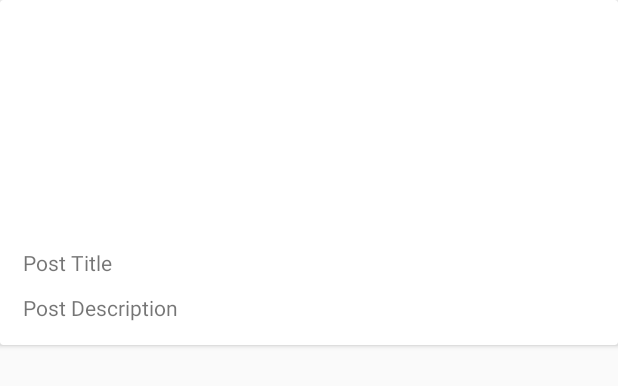
After one commit to drwitteck/Test, an Android app: the layout card_item.xml on its own in the app's theme, with its tools: preview values and no code run, on a phone screen of 412 x 824 dp. The commit adds this screen. Shown: the top 386 px of the screen. Run offline under Robolectric (Android 15) with nearby library versions, the phone set to English and light mode, and no system bars.

Commit message:
Created layouts for the report feed and card items.

```diff
--- a/app/build.gradle
+++ b/app/build.gradle
@@ -19,7 +19,7 @@ android {
 }
 
 dependencies {
-    implementation fileTree(dir: 'libs', include: ['*.jar'])
+    implementation fileTree(include: ['*.jar'], dir: 'libs')
     implementation 'com.android.support:appcompat-v7:26.1.0'
     implementation 'com.android.support.constraint:constraint-layout:1.0.2'
     implementation 'com.google.firebase:firebase-database:11.0.4'
@@ -28,6 +28,8 @@ dependencies {
     testImplementation 'junit:junit:4.12'
     androidTestImplementation 'com.android.support.test:runner:1.0.1'
     androidTestImplementation 'com.android.support.test.espresso:espresso-core:3.0.1'
+    implementation 'com.android.support:recyclerview-v7:27.0.1'
+    implementation 'com.android.support:cardview-v7:27.0.1'
 }
 
 
--- /dev/null
+++ b/app/src/main/res/layout/card_item.xml
@@ -0,0 +1,34 @@
+<?xml version="1.0" encoding="utf-8"?>
+<android.support.v7.widget.CardView
+    xmlns:android="http://schemas.android.com/apk/res/android"
+
+    android:layout_width="match_parent"
+    android:layout_height="wrap_content">
+
+    <LinearLayout
+        android:orientation="vertical"
+        android:layout_width="match_parent"
+        android:layout_height="wrap_content"
+        android:layout_margin="10dp">
+
+        <ImageView
+            android:id="@+id/report_image"
+            android:layout_width="match_parent"
+            android:layout_height="150dp" />
+
+        <TextView
+            android:id="@+id/report_title"
+            android:layout_width="match_parent"
+            android:layout_height="wrap_content"
+            android:text="Post Title"
+            android:layout_margin="5dp"/>
+
+        <TextView
+            android:id="@+id/report_description"
+            android:layout_width="match_parent"
+            android:layout_height="wrap_content"
+            android:text="Post Description"
+            android:layout_margin="5dp"/>
+
+    </LinearLayout>
+</android.support.v7.widget.CardView>
```
Also changed, not shown: app/src/main/java/com/theshulmonies/lookowlt/ReportsFeedActivity.java (+4 -5 lines), app/src/main/res/layout/activity_reports_feed.xml (added, +14 -0 lines).
